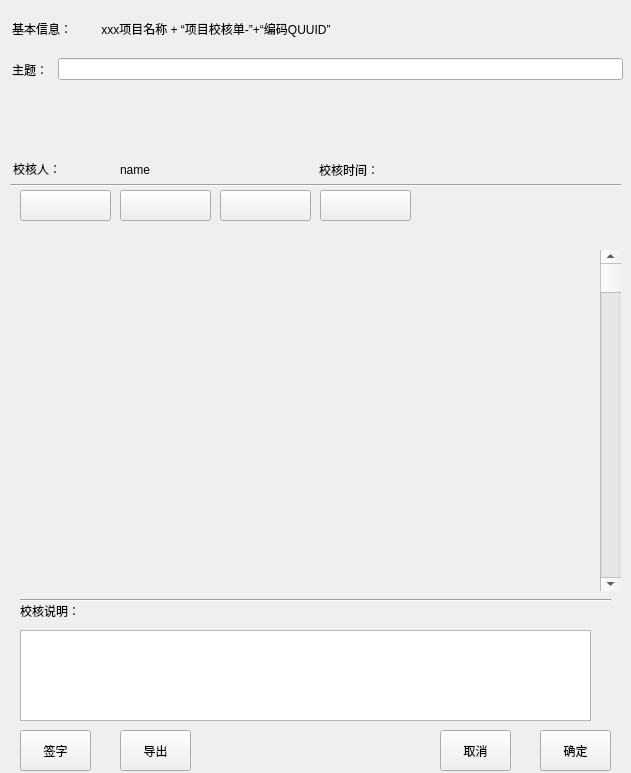
Old version of the form newcheck.ui in the repository drink2017/check.
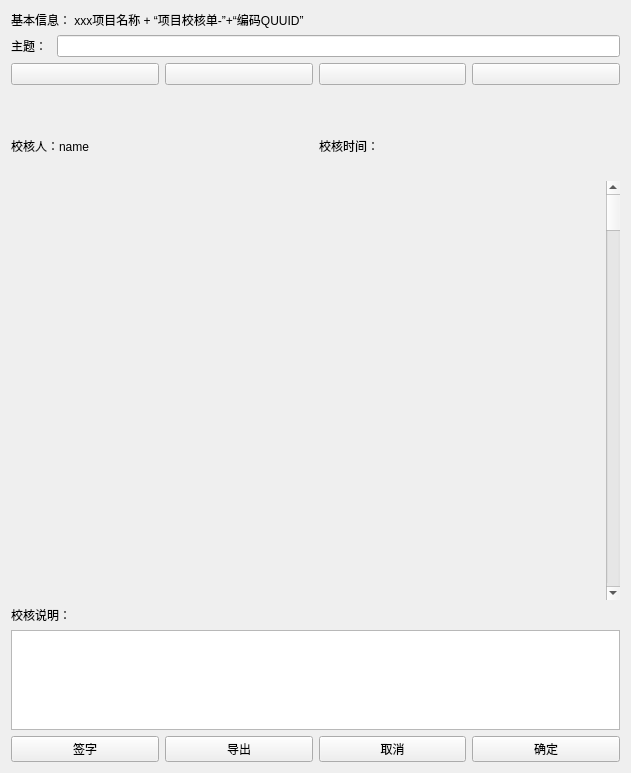
New version of the form. Custom widgets are drawn as their Qt base class.

Commit message: check基类换成UiMainWindow

```diff
--- a/newcheck.ui
+++ b/newcheck.ui
@@ -19,21 +19,121 @@
   <property name="styleSheet">
    <string notr="true"/>
   </property>
+  <layout class="QVBoxLayout" name="verticalLayout">
+   <item>
+    <widget class="QLabel" name="label_info">
+     <property name="sizePolicy">
+      <sizepolicy hsizetype="Preferred" vsizetype="Preferred">
+       <horstretch>0</horstretch>
+       <verstretch>0</verstretch>
+      </sizepolicy>
+     </property>
+     <property name="font">
+      <font>
+       <pointsize>9</pointsize>
+      </font>
+     </property>
+     <property name="text">
+      <string>基本信息： xxx项目名称 + “项目校核单-”+“编码QUUID”</string>
+     </property>
+     <property name="scaledContents">
+      <bool>true</bool>
+     </property>
+     <property name="wordWrap">
+      <bool>false</bool>
+     </property>
+    </widget>
+   </item>
+   <item>
+    <layout class="QHBoxLayout" name="horizontalLayout">
+     <item>
+      <widget class="QLabel" name="label_topic">
+       <property name="font">
+        <font>
+         <pointsize>9</pointsize>
+        </font>
+       </property>
+       <property name="text">
+        <string>主题： </string>
+       </property>
+      </widget>
+     </item>
+     <item>
+      <widget class="QLineEdit" name="lineEdit_topic">
+       <property name="sizePolicy">
+        <sizepolicy hsizetype="Expanding" vsizetype="Fixed">
+         <horstretch>0</horstretch>
+         <verstretch>0</verstretch>
+        </sizepolicy>
+       </property>
+      </widget>
+     </item>
+    </layout>
+   </item>
+   <item>
+    <layout class="QHBoxLayout" name="horizontalLayout_2">
+     <item>
+      <widget class="QPushButton" name="pushButton_begin">
+       <property name="text">
+        <string/>
+       </property>
+      </widget>
+     </item>
+     <item>
+      <widget class="QPushButton" name="pushButton_delete">
+       <property name="text">
+        <string/>
+       </property>
+      </widget>
+     </item>
+     <item>
+      <widget class="QPushButton" name="pushButton_re">
+       <property name="text">
+        <string/>
+       </property>
+      </widget>
+     </item>
+     <item>
+      <widget class="QPushButton" name="pushButton_clear">
+       <property name="text">
+        <string/>
+       </property>
+      </widget>
+     </item>
+    </layout>
+   </item>
+   <item>
+    <layout class="QHBoxLayout" name="horizontalLayout_6">
+     <item>
+      <spacer name="horizontalSpacer">
+       <property name="orientation">
+        <enum>Qt::Horizontal</enum>
+       </property>
+       <property name="sizeHint" stdset="0">
+        <size>
+         <width>40</width>
+         <height>20</height>
+        </size>
+       </property>
+      </spacer>
+     </item>
+     <item>
   <widget class="QLabel" name="label_sign">
-   <property name="geometry">
-    <rect>
-     <x>397</x>
-     <y>97</y>
-     <width>221</width>
-     <height>51</height>
-    </rect>
-   </property>
    <property name="sizePolicy">
     <sizepolicy hsizetype="Fixed" vsizetype="Preferred">
      <horstretch>0</horstretch>
      <verstretch>0</verstretch>
     </sizepolicy>
    </property>
+       <property name="minimumSize">
+        <size>
+         <width>200</width>
+         <height>40</height>
+        </size>
+       </property>
+       <property name="layoutDirection">
+        <enum>Qt::LeftToRight</enum>
+       </property>
    <property name="text">
     <string/>
    </property>
@@ -41,14 +141,43 @@
     <set>Qt::AlignRight|Qt::AlignTrailing|Qt::AlignVCenter</set>
    </property>
   </widget>
+     </item>
+    </layout>
+   </item>
+   <item>
+    <layout class="QHBoxLayout" name="horizontalLayout_3">
+     <item>
+      <widget class="QLabel" name="label_check">
+       <property name="text">
+        <string>校核人：name</string>
+       </property>
+      </widget>
+     </item>
+     <item>
+      <widget class="QLabel" name="label_time">
+       <property name="text">
+        <string>校核时间：</string>
+       </property>
+      </widget>
+     </item>
+    </layout>
+   </item>
+   <item>
+    <widget class="QLabel" name="label_headline">
+     <property name="text">
+      <string/>
+     </property>
+    </widget>
+   </item>
+   <item>
+    <layout class="QHBoxLayout" name="horizontalLayout_4">
+     <item>
   <widget class="screenshotLabel" name="label_screenshot">
-   <property name="geometry">
-    <rect>
-     <x>20</x>
-     <y>260</y>
-     <width>561</width>
-     <height>331</height>
-    </rect>
+       <property name="sizePolicy">
+        <sizepolicy hsizetype="Preferred" vsizetype="Expanding">
+         <horstretch>0</horstretch>
+         <verstretch>0</verstretch>
+        </sizepolicy>
    </property>
    <property name="font">
     <font>
@@ -67,350 +196,111 @@
     <set>Qt::AlignCenter</set>
    </property>
   </widget>
+     </item>
+     <item>
   <widget class="QScrollBar" name="verticalScrollBar">
-   <property name="geometry">
-    <rect>
-     <x>600</x>
-     <y>250</y>
-     <width>21</width>
-     <height>341</height>
-    </rect>
-   </property>
    <property name="orientation">
     <enum>Qt::Vertical</enum>
    </property>
   </widget>
-  <widget class="QPushButton" name="pushButton_delete">
-   <property name="geometry">
-    <rect>
-     <x>120</x>
-     <y>190</y>
-     <width>91</width>
-     <height>31</height>
-    </rect>
-   </property>
-   <property name="text">
-    <string/>
-   </property>
-  </widget>
-  <widget class="QPushButton" name="pushButton_re">
-   <property name="geometry">
-    <rect>
-     <x>220</x>
-     <y>190</y>
-     <width>91</width>
-     <height>31</height>
-    </rect>
-   </property>
-   <property name="text">
-    <string/>
-   </property>
-  </widget>
-  <widget class="QPushButton" name="pushButton_begin">
-   <property name="geometry">
-    <rect>
-     <x>20</x>
-     <y>190</y>
-     <width>91</width>
-     <height>31</height>
-    </rect>
-   </property>
-   <property name="text">
-    <string/>
-   </property>
-  </widget>
-  <widget class="QPushButton" name="pushButton_clear">
-   <property name="geometry">
-    <rect>
-     <x>320</x>
-     <y>190</y>
-     <width>91</width>
-     <height>31</height>
-    </rect>
-   </property>
-   <property name="text">
-    <string/>
-   </property>
-  </widget>
+     </item>
+    </layout>
+   </item>
+   <item>
   <widget class="QLabel" name="label">
-   <property name="geometry">
-    <rect>
-     <x>20</x>
-     <y>600</y>
-     <width>71</width>
-     <height>21</height>
-    </rect>
+     <property name="maximumSize">
+      <size>
+       <width>16777215</width>
+       <height>30</height>
+      </size>
    </property>
    <property name="text">
     <string>校核说明：</string>
    </property>
   </widget>
+   </item>
+   <item>
   <widget class="QTextEdit" name="textEdit">
-   <property name="geometry">
-    <rect>
-     <x>20</x>
-     <y>630</y>
-     <width>571</width>
-     <height>91</height>
-    </rect>
-   </property>
-  </widget>
+     <property name="sizePolicy">
+      <sizepolicy hsizetype="Expanding" vsizetype="Minimum">
+       <horstretch>0</horstretch>
+       <verstretch>0</verstretch>
+      </sizepolicy>
+     </property>
+     <property name="maximumSize">
+      <size>
+       <width>16777215</width>
+       <height>100</height>
+      </size>
+     </property>
+    </widget>
+   </item>
+   <item>
+    <layout class="QHBoxLayout" name="horizontalLayout_5">
+     <item>
   <widget class="QPushButton" name="pushButton_sign">
-   <property name="geometry">
-    <rect>
-     <x>20</x>
-     <y>730</y>
-     <width>71</width>
-     <height>41</height>
-    </rect>
+       <property name="maximumSize">
+        <size>
+         <width>16777215</width>
+         <height>40</height>
+        </size>
    </property>
    <property name="text">
     <string>签字</string>
    </property>
   </widget>
-  <widget class="QPushButton" name="pushButton_save">
-   <property name="geometry">
-    <rect>
-     <x>540</x>
-     <y>730</y>
-     <width>71</width>
-     <height>41</height>
-    </rect>
-   </property>
-   <property name="text">
-    <string>确定</string>
-   </property>
-  </widget>
-  <widget class="QPushButton" name="pushButton_deleteAll">
-   <property name="geometry">
-    <rect>
-     <x>440</x>
-     <y>730</y>
-     <width>71</width>
-     <height>41</height>
-    </rect>
-   </property>
-   <property name="text">
-    <string>取消</string>
-   </property>
-  </widget>
+     </item>
+     <item>
   <widget class="QPushButton" name="pushButton_export">
-   <property name="geometry">
-    <rect>
-     <x>120</x>
-     <y>730</y>
-     <width>71</width>
-     <height>41</height>
-    </rect>
-   </property>
-   <property name="text">
-    <string>导出</string>
-   </property>
-  </widget>
-  <widget class="Line" name="line">
-   <property name="geometry">
-    <rect>
-     <x>10</x>
-     <y>170</y>
-     <width>611</width>
-     <height>31</height>
-    </rect>
-   </property>
-   <property name="font">
-    <font>
-     <weight>50</weight>
-     <italic>false</italic>
-     <bold>false</bold>
-    </font>
-   </property>
-   <property name="orientation">
-    <enum>Qt::Horizontal</enum>
-   </property>
-  </widget>
-  <widget class="Line" name="line_2">
-   <property name="geometry">
-    <rect>
-     <x>20</x>
-     <y>580</y>
-     <width>591</width>
-     <height>41</height>
-    </rect>
-   </property>
-   <property name="orientation">
-    <enum>Qt::Horizontal</enum>
-   </property>
-  </widget>
-  <widget class="QWidget" name="layoutWidget">
-   <property name="geometry">
-    <rect>
-     <x>12</x>
-     <y>54</y>
-     <width>611</width>
-     <height>31</height>
-    </rect>
-   </property>
-   <layout class="QHBoxLayout" name="horizontalLayout_2">
-    <item>
-     <widget class="QLabel" name="label_topic">
-      <property name="font">
-       <font>
-        <pointsize>9</pointsize>
-       </font>
-      </property>
-      <property name="text">
-       <string>主题： </string>
-      </property>
-     </widget>
-    </item>
-    <item>
-     <widget class="QLineEdit" name="lineEdit_topic">
-      <property name="sizePolicy">
-       <sizepolicy hsizetype="Expanding" vsizetype="Fixed">
-        <horstretch>0</horstretch>
-        <verstretch>0</verstretch>
-       </sizepolicy>
-      </property>
-     </widget>
-    </item>
-   </layout>
-  </widget>
-  <widget class="QWidget" name="layoutWidget">
-   <property name="geometry">
-    <rect>
-     <x>12</x>
-     <y>13</y>
-     <width>611</width>
-     <height>31</height>
-    </rect>
-   </property>
-   <layout class="QHBoxLayout" name="horizontalLayout">
-    <item>
-     <widget class="QLabel" name="label_basic">
       <property name="enabled">
        <bool>true</bool>
       </property>
       <property name="sizePolicy">
-       <sizepolicy hsizetype="Expanding" vsizetype="Preferred">
+        <sizepolicy hsizetype="Minimum" vsizetype="Fixed">
         <horstretch>0</horstretch>
         <verstretch>0</verstretch>
        </sizepolicy>
       </property>
       <property name="maximumSize">
        <size>
-        <width>80</width>
-        <height>16777215</height>
-       </size>
-      </property>
-      <property name="font">
-       <font>
-        <pointsize>9</pointsize>
-       </font>
-      </property>
+         <width>200</width>
+         <height>40</height>
+        </size>
+       </property>
       <property name="text">
-       <string>基本信息：</string>
-      </property>
-      <property name="scaledContents">
-       <bool>true</bool>
-      </property>
+        <string>导出</string>
+       </property>
      </widget>
     </item>
     <item>
-     <widget class="QLabel" name="label_info">
-      <property name="sizePolicy">
-       <sizepolicy hsizetype="Preferred" vsizetype="Preferred">
-        <horstretch>0</horstretch>
-        <verstretch>0</verstretch>
-       </sizepolicy>
-      </property>
-      <property name="font">
-       <font>
-        <pointsize>9</pointsize>
-       </font>
-      </property>
+      <widget class="QPushButton" name="pushButton_deleteAll">
+       <property name="maximumSize">
+        <size>
+         <width>16777215</width>
+         <height>40</height>
+        </size>
+       </property>
       <property name="text">
-       <string> xxx项目名称 + “项目校核单-”+“编码QUUID”</string>
-      </property>
-      <property name="scaledContents">
-       <bool>true</bool>
-      </property>
-      <property name="wordWrap">
-       <bool>false</bool>
-      </property>
-     </widget>
-    </item>
-   </layout>
-  </widget>
-  <widget class="QLabel" name="label_check">
-   <property name="geometry">
-    <rect>
-     <x>13</x>
-     <y>158</y>
-     <width>61</width>
-     <height>21</height>
-    </rect>
+        <string>取消</string>
+       </property>
+      </widget>
+     </item>
+     <item>
+      <widget class="QPushButton" name="pushButton_save">
+       <property name="maximumSize">
+        <size>
+         <width>16777215</width>
+         <height>40</height>
+        </size>
    </property>
    <property name="text">
-    <string>校核人：</string>
-   </property>
-  </widget>
-  <widget class="QLabel" name="label_name">
-   <property name="geometry">
-    <rect>
-     <x>120</x>
-     <y>160</y>
-     <width>81</width>
-     <height>20</height>
-    </rect>
-   </property>
-   <property name="text">
-    <string>name</string>
-   </property>
-  </widget>
-  <widget class="QLabel" name="label_time">
-   <property name="geometry">
-    <rect>
-     <x>319</x>
-     <y>159</y>
-     <width>81</width>
-     <height>21</height>
-    </rect>
-   </property>
-   <property name="text">
-    <string>校核时间：</string>
-   </property>
-  </widget>
-  <widget class="QLabel" name="label_current">
-   <property name="geometry">
-    <rect>
-     <x>414</x>
-     <y>159</y>
-     <width>191</width>
-     <height>20</height>
-    </rect>
-   </property>
-   <property name="sizePolicy">
-    <sizepolicy hsizetype="Fixed" vsizetype="Preferred">
-     <horstretch>0</horstretch>
-     <verstretch>0</verstretch>
-    </sizepolicy>
-   </property>
-   <property name="text">
-    <string/>
-   </property>
-  </widget>
-  <widget class="QLabel" name="label_headline">
-   <property name="geometry">
-    <rect>
-     <x>20</x>
-     <y>230</y>
-     <width>261</width>
-     <height>21</height>
-    </rect>
-   </property>
-   <property name="text">
-    <string/>
-   </property>
-  </widget>
+        <string>确定</string>
+       </property>
+      </widget>
+     </item>
+    </layout>
+   </item>
+  </layout>
  </widget>
  <customwidgets>
   <customwidget>
```
Lines whose indentation alone changed are shown as unchanged. The commit also changes 47 other files.
